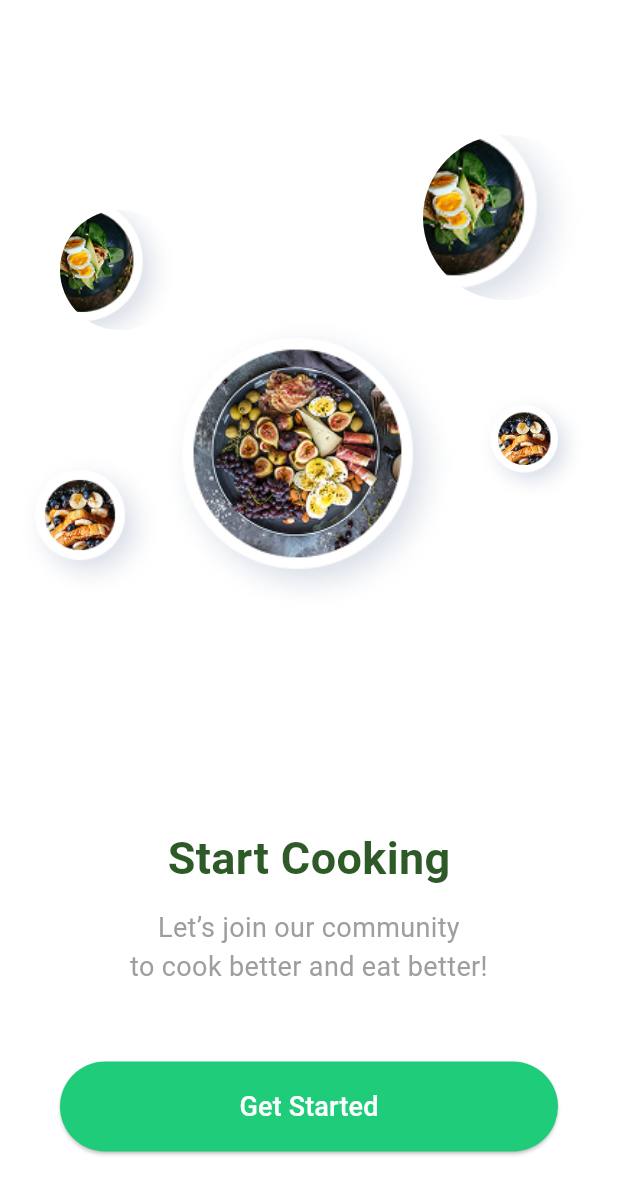
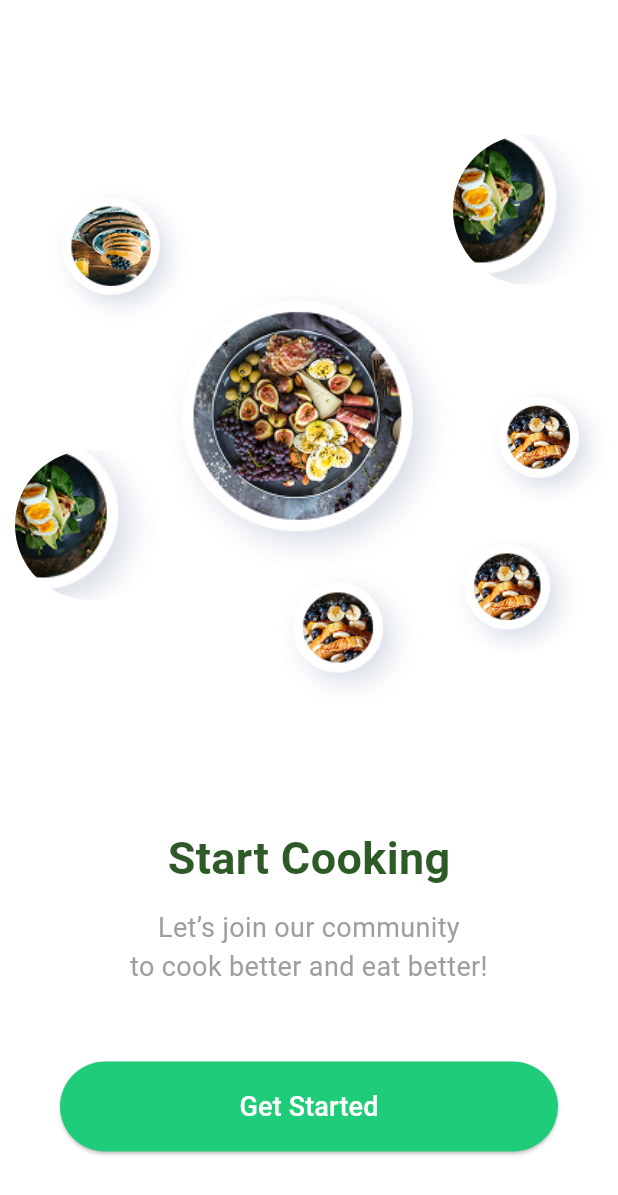
Before and after one commit to victorysosa1998-beep/chopwell, a Flutter app: the screen it shows after launch, on a phone screen of 412 x 824 dp. Shown: the top 1195 px of the screen. Run offline on Flutter 3.47's test engine with Material 3 defaults, Android fonts, the phone set to English and light mode, and no system bars; our stand-ins replace get.

Commit message:
Describe your changes here

```diff
--- a/lib/screens/onboarding.dart
+++ b/lib/screens/onboarding.dart
@@ -17,7 +17,7 @@ class OnboardingScreen extends StatelessWidget {
               children: [
                 // Center Large Image
                 Positioned(
-                  top: 210,
+                  top: 185,
                   child: Container(
                     width: 200,
                     height: 200,
@@ -36,11 +36,31 @@ class OnboardingScreen extends StatelessWidget {
 
                 // Top Left Image
                 Positioned(
-                  top: 140,
-                  left: 40,
+                  top: 120,
+                  left: 30,
                   child: Container(
-                    width: 80,
-                    height: 80,
+                    width: 100,
+                    height: 100,
+                    decoration: const BoxDecoration(
+                      shape: BoxShape.circle,
+                      color: Colors.white,
+                    ),
+                    child: ClipOval(
+                      child: Image.asset(
+                        'assets/images/boardimage8.png',
+                        fit: BoxFit.cover,
+                      ),
+                    ),
+                  ),
+                ),
+
+                // Top Right Image
+                Positioned(
+                  top: 90,
+                  right: 10,
+                  child: Container(
+                    width: 100,
+                    height: 100,
                     decoration: const BoxDecoration(
                       shape: BoxShape.circle,
                       color: Colors.white,
@@ -53,21 +73,19 @@ class OnboardingScreen extends StatelessWidget {
                     ),
                   ),
                 ),
-
-                // Top Right Image
                 Positioned(
-                  top: 90,
-                  right: 20,
+                  top: 375,
+                  right: 130,
                   child: Container(
-                    width: 110,
-                    height: 110,
+                    width: 100,
+                    height: 100,
                     decoration: const BoxDecoration(
                       shape: BoxShape.circle,
                       color: Colors.white,
                     ),
                     child: ClipOval(
                       child: Image.asset(
-                        'assets/images/boardimage2.png',
+                        'assets/images/boardimage3.png',
                         fit: BoxFit.cover,
                       ),
                     ),
@@ -87,7 +105,7 @@ class OnboardingScreen extends StatelessWidget {
                     ),
                     child: ClipOval(
                       child: Image.asset(
-                        'assets/images/boardimage3.png',
+                        'assets/images/boardimage2.png',
                         fit: BoxFit.cover,
                       ),
                     ),
@@ -97,9 +115,28 @@ class OnboardingScreen extends StatelessWidget {
                 // Middle Right Image
                 Positioned(
                   top: 260,
+                  right: 2,
+                  child: Container(
+                    width: 90,
+                    height: 75,
+                    decoration: const BoxDecoration(
+                      shape: BoxShape.circle,
+                      color: Colors.white,
+                    ),
+                    child: ClipOval(
+                      child: Image.asset(
+                        'assets/images/boardimage4.png',
+                        fit: BoxFit.cover,
+                      ),
+                    ),
+                  ),
+                ),
+
+                Positioned(
+                  top: 360,
                   right: 20,
                   child: Container(
-                    width: 75,
+                    width: 95,
                     height: 75,
                     decoration: const BoxDecoration(
                       shape: BoxShape.circle,
```
